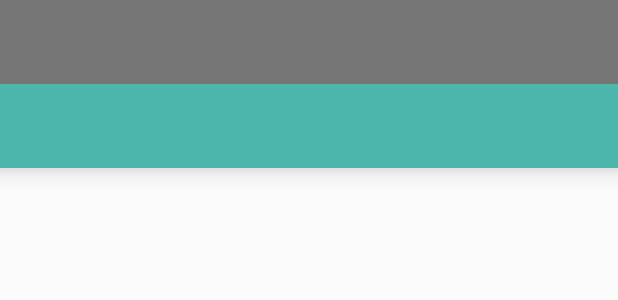
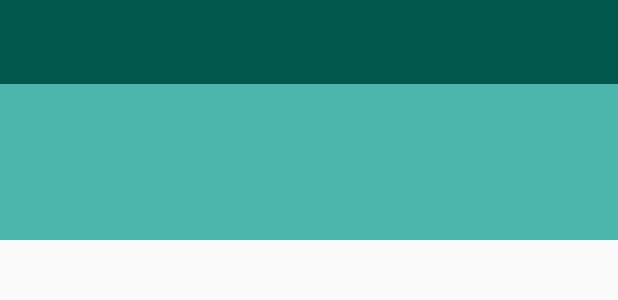
Before and after one commit to Ljl233/HomeWork, an Android app: the layout activity_course_and_task.xml on its own in the app's theme, with its tools: preview values and no code run, on a phone screen of 412 x 824 dp. Shown: the top 300 px of the screen. Run offline under Robolectric (Android 15) with nearby library versions, the phone set to English and light mode, and no system bars.

Commit message:
CourseAndTask

```diff
--- a/app/src/main/java/com/example/homeworks/AssignActivity.java
+++ b/app/src/main/java/com/example/homeworks/AssignActivity.java
@@ -56,7 +56,8 @@ public class AssignActivity extends AppCompatActivity {
 
     private void request() {
         AssignListService assignListService = RetrofitWrapper.getInstance().create(AssignListService.class);
-        Call<TasksBean> call = assignListService.getTasksBean(new CourseBean().getCookie(), new CourseBean().getToken());
+        String siteId = getIntent().getStringExtra("siteId");
+        Call<TasksBean> call = assignListService.getTasksBean(siteId,new CourseBean().getCookie(), new CourseBean().getToken());
         call.enqueue(new Callback<TasksBean>() {
             @Override
             public void onResponse(Call<TasksBean> call, Response<TasksBean> response) {
--- a/app/src/main/java/com/example/homeworks/MainActivity.java
+++ b/app/src/main/java/com/example/homeworks/MainActivity.java
@@ -84,11 +84,9 @@ public class MainActivity extends AppCompatActivity{
             @Override
             public void onResponse(Call<CourseBean> call, Response<CourseBean> response) {
                 if (response.isSuccessful()) {
-                    Log.d(response.body().getUserName(),"      ----username");
-                    Log.d(response.body().getRealName(),"      ----realname");
                     if (remember.isChecked() && sp == null)
                         SaveUserInfo();
-                    Intent intent = new Intent(MainActivity.this, WorkActivity.class);
+                    Intent intent = new Intent(MainActivity.this, CourseAndTaskActivity.class);
                     startActivity(intent);
                 } else GetWrong();
             }
--- a/app/src/main/java/com/example/homeworks/WorkActivity.java
+++ /dev/null
@@ -1,6 +0,0 @@
-package com.example.homeworks;
-
-import android.support.v7.app.AppCompatActivity;
-
-public class WorkActivity extends AppCompatActivity {
-}
--- a/app/src/main/java/com/lool/homeworks/AssignListService.java
+++ b/app/src/main/java/com/lool/homeworks/AssignListService.java
@@ -5,9 +5,10 @@ import com.example.homeworks.TasksBean;
 import retrofit2.Call;
 import retrofit2.http.GET;
 import retrofit2.http.Header;
+import retrofit2.http.Path;
 
 public interface AssignListService {
     @GET("api/course/{siteId: string}/assignment/list")
-    Call<TasksBean> getTasksBean(@Header("cookie") String cookie,
+    Call<TasksBean> getTasksBean(@Path ("siteId: string") String siteId, @Header("cookie") String cookie,
                                  @Header("token") String token);
 }
--- a/app/src/main/res/layout/course_and_task_content.xml
+++ b/app/src/main/res/layout/course_and_task_content.xml
@@ -1,18 +1,23 @@
-<LinearLayout
-    xmlns:android="http://schemas.android.com/apk/res/android"
+<LinearLayout xmlns:android="http://schemas.android.com/apk/res/android"
     android:layout_height="match_parent"
     android:layout_width="match_parent"
+    xmlns:app="http://schemas.android.com/apk/res-auto"
     android:orientation="vertical">
+
     <android.support.v7.widget.Toolbar
         android:id="@+id/tb_head"
         android:layout_width="match_parent"
         android:layout_height="?attr/actionBarSize"
         android:background="#4DB6AC"
-        android:elevation="10dp"/>
+        app:elevation="10dp"/>
 
     <android.support.design.widget.TabLayout
         android:layout_width="match_parent"
         android:layout_height="wrap_content"
+        app:tabIndicatorColor="#FFFFFF"
+        app:tabSelectedTextColor="#FFFFFF"
+        app:tabMode="scrollable"
+        android:background="#4DB6AC"
         android:id="@+id/tl_CourseAndTask"/>
 
     <android.support.v4.view.ViewPager
--- a/app/src/main/res/values/styles.xml
+++ b/app/src/main/res/values/styles.xml
@@ -1,13 +1,20 @@
 <resources>
 
     <!-- Base application theme. -->
-    <style name="AppTheme" parent="Theme.AppCompat.Light.NoActionBar">
+    <style name="AppTheme" parent="Theme.AppCompat.Light.DarkActionBar">
         <!-- Customize your theme here. -->
         <item name="colorPrimary">@color/colorPrimary</item>
         <item name="colorPrimaryDark">@color/colorPrimaryDark</item>
         <item name="colorAccent">@color/colorAccent</item>
     </style>
 
-
+    <style name="AppTheme.Base" parent="Theme.AppCompat.Light.NoActionBar">
+        <!-- Customize your theme here. -->
+        <item name="colorPrimary">@color/colorPrimary</item>
+        <item name="colorPrimaryDark">@color/colorPrimaryDark</item>
+        <item name="colorAccent">@color/colorAccent</item>
+        <item name="windowActionBar">false</item>
+        <item name="windowNoTitle">true</item>
+    </style>
 
 </resources>
```
Also changed, not shown: app/src/main/AndroidManifest.xml (+4 -3 lines), app/src/main/java/com/example/homeworks/CourseAndTaskActivity.java (+0 -27 lines), app/src/main/java/com/lool/homeworks/CourseService.java (+8 -2 lines), app/src/main/res/drawable_xhdpi/back_arrow.png (deleted).
